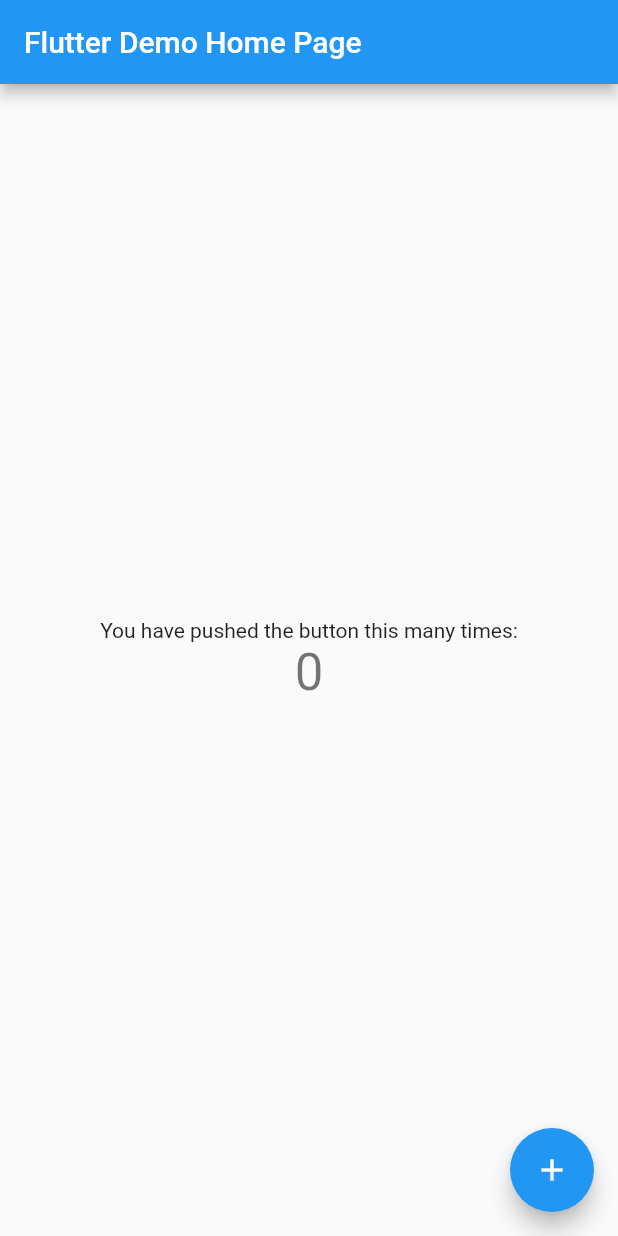
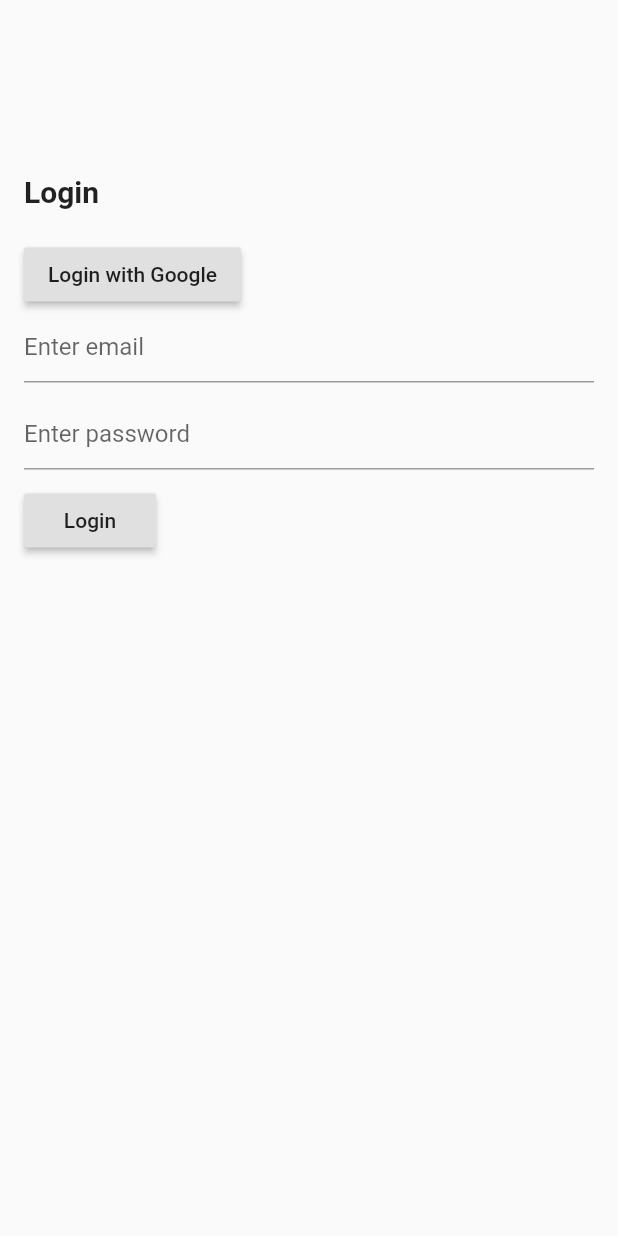
Before and after one commit to HackFest2020/StuddyBuddy, a Flutter app: the screen it shows after launch, on a phone screen of 412 x 824 dp. Run offline on Flutter 3.47's test engine with Material 2 defaults, Android fonts, the phone set to English and light mode, and no system bars; our stand-ins replace firebase_auth, firebase_core, google_sign_in; accounts and stored records are empty.

Commit message:
firebase auth with google integration

```diff
--- a/lib/main.dart
+++ b/lib/main.dart
@@ -1,6 +1,12 @@
+import 'package:firebase_core/firebase_core.dart';
+import 'package:firebase_auth/firebase_auth.dart';
 import 'package:flutter/material.dart';
+import 'package:study_buddy/views/home.dart';
+import 'package:study_buddy/views/signIn.dart';
 
-void main() {
+void main() async {
+  WidgetsFlutterBinding.ensureInitialized();
+  await Firebase.initializeApp();
   runApp(MyApp());
 }
 
@@ -11,103 +17,24 @@
     return MaterialApp(
       title: 'Flutter Demo',
       theme: ThemeData(
-        // This is the theme of your application.
-        //
-        // Try running your application with "flutter run". You'll see the
-        // application has a blue toolbar. Then, without quitting the app, try
-        // changing the primarySwatch below to Colors.green and then invoke
-        // "hot reload" (press "r" in the console where you ran "flutter run",
-        // or simply save your changes to "hot reload" in a Flutter IDE).
-        // Notice that the counter didn't reset back to zero; the application
-        // is not restarted.
         primarySwatch: Colors.blue,
       ),
-      home: MyHomePage(title: 'Flutter Demo Home Page'),
+      home: MainScreen(),
     );
   }
 }
 
-class MyHomePage extends StatefulWidget {
-  MyHomePage({Key key, this.title}) : super(key: key);
-
-  // This widget is the home page of your application. It is stateful, meaning
-  // that it has a State object (defined below) that contains fields that affect
-  // how it looks.
-
-  // This class is the configuration for the state. It holds the values (in this
-  // case the title) provided by the parent (in this case the App widget) and
-  // used by the build method of the State. Fields in a Widget subclass are
-  // always marked "final".
-
-  final String title;
-
-  @override
-  _MyHomePageState createState() => _MyHomePageState();
-}
-
-class _MyHomePageState extends State<MyHomePage> {
-  int _counter = 0;
-
-  void _incrementCounter() {
-    setState(() {
-      // This call to setState tells the Flutter framework that something has
-      // changed in this State, which causes it to rerun the build method below
-      // so that the display can reflect the updated values. If we changed
-      // _counter without calling setState(), then the build method would not be
-      // called again, and so nothing would appear to happen.
-      _counter++;
-    });
-  }
-
+class MainScreen extends StatelessWidget {
   @override
   Widget build(BuildContext context) {
-    // This method is rerun every time setState is called, for instance as done
-    // by the _incrementCounter method above.
-    //
-    // The Flutter framework has been optimized to make rerunning build methods
-    // fast, so that you can just rebuild anything that needs updating rather
-    // than having to individually change instances of widgets.
-    return Scaffold(
-      appBar: AppBar(
-        // Here we take the value from the MyHomePage object that was created by
-        // the App.build method, and use it to set our appbar title.
-        title: Text(widget.title),
-      ),
-      body: Center(
-        // Center is a layout widget. It takes a single child and positions it
-        // in the middle of the parent.
-        child: Column(
-          // Column is also a layout widget. It takes a list of children and
-          // arranges them vertically. By default, it sizes itself to fit its
-          // children horizontally, and tries to be as tall as its parent.
-          //
-          // Invoke "debug painting" (press "p" in the console, choose the
-          // "Toggle Debug Paint" action from the Flutter Inspector in Android
-          // Studio, or the "Toggle Debug Paint" command in Visual Studio Code)
-          // to see the wireframe for each widget.
-          //
-          // Column has various properties to control how it sizes itself and
-          // how it positions its children. Here we use mainAxisAlignment to
-          // center the children vertically; the main axis here is the vertical
-          // axis because Columns are vertical (the cross axis would be
-          // horizontal).
-          mainAxisAlignment: MainAxisAlignment.center,
-          children: <Widget>[
-            Text(
-              'You have pushed the button this many times:',
-            ),
-            Text(
-              '$_counter',
-              style: Theme.of(context).textTheme.headline4,
-            ),
-          ],
-        ),
-      ),
-      floatingActionButton: FloatingActionButton(
-        onPressed: _incrementCounter,
-        tooltip: 'Increment',
-        child: Icon(Icons.add),
-      ), // This trailing comma makes auto-formatting nicer for build methods.
+    return StreamBuilder<User>(
+      stream: FirebaseAuth.instance.authStateChanges(),
+      builder: (context, snapshot) {
+        if(snapshot.hasData && snapshot.data != null) {
+          return HomePage();
+        }
+        return LoginPage();
+      }
     );
   }
 }
--- /dev/null
+++ b/lib/views/signIn.dart
@@ -0,0 +1,82 @@
+import 'package:flutter/material.dart';
+import 'package:study_buddy/auth/auth_helper.dart';
+
+class LoginPage extends StatefulWidget {
+  @override
+  _LoginPageState createState() => _LoginPageState();
+}
+
+class _LoginPageState extends State<LoginPage> {
+  TextEditingController _emailController;
+  TextEditingController _passwordController;
+
+  @override
+  void initState() {
+    super.initState();
+    _emailController = TextEditingController(text: "");
+    _passwordController = TextEditingController(text: "");
+  }
+
+  @override
+  Widget build(BuildContext context) {
+    return Scaffold(
+      body: SingleChildScrollView(
+        child: Padding(
+          padding: const EdgeInsets.all(16.0),
+          child: Column(
+            crossAxisAlignment: CrossAxisAlignment.start,
+            children: <Widget>[
+              const SizedBox(height: 100.0),
+              Text(
+                "Login",
+                style: TextStyle(fontWeight: FontWeight.bold, fontSize: 20.0),
+              ),
+              const SizedBox(height: 20.0),
+              RaisedButton(
+                child: Text("Login with Google"),
+                onPressed: () async {
+                  try {
+                    await AuthHelper.signInWithGoogle();
+                  } catch (e) {
+                    print(e);
+                  }
+                },
+              ),
+              TextField(
+                controller: _emailController,
+                decoration: InputDecoration(hintText: "Enter email"),
+              ),
+              const SizedBox(height: 10.0),
+              TextField(
+                controller: _passwordController,
+                obscureText: true,
+                decoration: InputDecoration(hintText: "Enter password"),
+              ),
+              const SizedBox(height: 10.0),
+              RaisedButton(
+                child: Text("Login"),
+                onPressed: () async {
+                  if (_emailController.text.isEmpty ||
+                      _passwordController.text.isEmpty) {
+                    print("Email and password cannot be empty");
+                    return;
+                  }
+                  try {
+                    final user = await AuthHelper.signInWithEmail(
+                        email: _emailController.text,
+                        password: _passwordController.text);
+                    if (user != null) {
+                      print("login successful");
+                    }
+                  } catch (e) {
+                    print(e);
+                  }
+                },
+              )
+            ],
+          ),
+        ),
+      ),
+    );
+  }
+}
--- a/pubspec.yaml
+++ b/pubspec.yaml
@@ -27,7 +27,10 @@
 
   # The following adds the Cupertino Icons font to your application.
   # Use with the CupertinoIcons class for iOS style icons.
-  cupertino_icons: ^1.0.1
+  #cupertino_icons: ^1.0.1
+  firebase_core: ^0.5.2+1
+  firebase_auth: ^0.18.3+1
+  google_sign_in: ^4.5.6
 
 dev_dependencies:
   flutter_test:
```
Also changed, not shown: lib/auth/auth_helper.dart (added, +31 -0 lines), lib/views/home.dart (added, +27 -0 lines), pubspec.lock, 4 other files.
